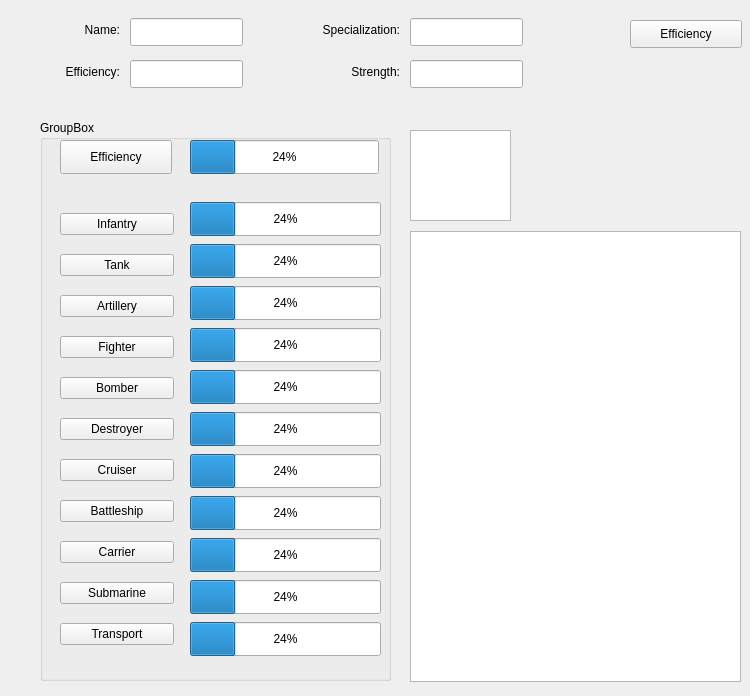
The window that GameDemonstrator/dialogs/MapCitySettingsDialog.ui (raubwuerger/StrategicGameProject) describes before a commit, drawn with Qt 5.
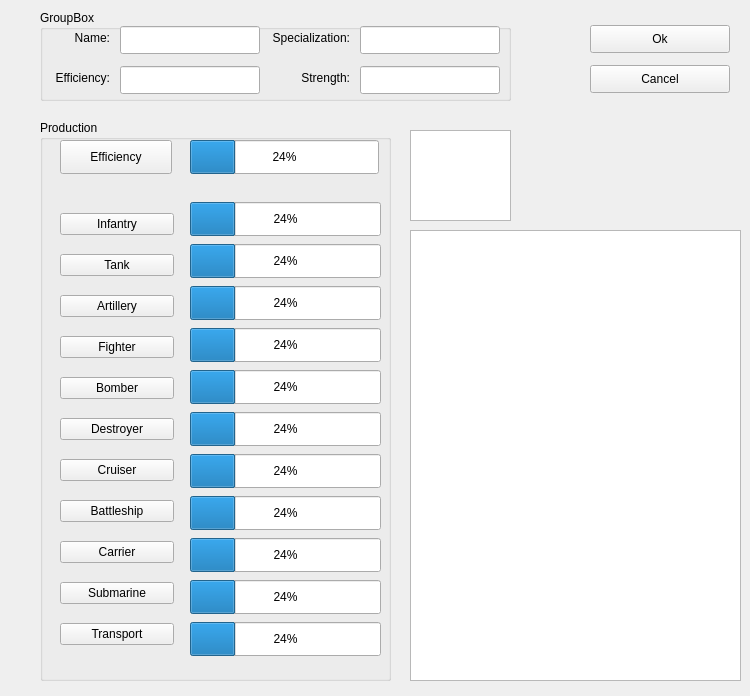
The same window after the commit.

Commit message: Items renamed.

The edit to the form file:
```diff
--- a/GameDemonstrator/dialogs/MapCitySettingsDialog.ui
+++ b/GameDemonstrator/dialogs/MapCitySettingsDialog.ui
@@ -13,110 +13,6 @@
   <property name="windowTitle">
    <string>City Settings</string>
   </property>
-  <widget class="QLabel" name="labelSpecialization">
-   <property name="geometry">
-    <rect>
-     <x>300</x>
-     <y>20</y>
-     <width>100</width>
-     <height>20</height>
-    </rect>
-   </property>
-   <property name="text">
-    <string>Specialization:</string>
-   </property>
-   <property name="alignment">
-    <set>Qt::AlignRight|Qt::AlignTrailing|Qt::AlignVCenter</set>
-   </property>
-  </widget>
-  <widget class="QLabel" name="labelStrength">
-   <property name="geometry">
-    <rect>
-     <x>300</x>
-     <y>62</y>
-     <width>100</width>
-     <height>20</height>
-    </rect>
-   </property>
-   <property name="text">
-    <string>Strength:</string>
-   </property>
-   <property name="alignment">
-    <set>Qt::AlignRight|Qt::AlignTrailing|Qt::AlignVCenter</set>
-   </property>
-  </widget>
-  <widget class="QLineEdit" name="lineEditStrength">
-   <property name="geometry">
-    <rect>
-     <x>410</x>
-     <y>60</y>
-     <width>113</width>
-     <height>28</height>
-    </rect>
-   </property>
-  </widget>
-  <widget class="QLabel" name="labelName">
-   <property name="geometry">
-    <rect>
-     <x>20</x>
-     <y>20</y>
-     <width>100</width>
-     <height>20</height>
-    </rect>
-   </property>
-   <property name="text">
-    <string>Name:</string>
-   </property>
-   <property name="alignment">
-    <set>Qt::AlignRight|Qt::AlignTrailing|Qt::AlignVCenter</set>
-   </property>
-  </widget>
-  <widget class="QLabel" name="labelEfficiency">
-   <property name="geometry">
-    <rect>
-     <x>20</x>
-     <y>62</y>
-     <width>100</width>
-     <height>20</height>
-    </rect>
-   </property>
-   <property name="text">
-    <string>Efficiency:</string>
-   </property>
-   <property name="alignment">
-    <set>Qt::AlignRight|Qt::AlignTrailing|Qt::AlignVCenter</set>
-   </property>
-  </widget>
-  <widget class="QLineEdit" name="lineEditSpecialization">
-   <property name="geometry">
-    <rect>
-     <x>410</x>
-     <y>18</y>
-     <width>113</width>
-     <height>28</height>
-    </rect>
-   </property>
-  </widget>
-  <widget class="QLineEdit" name="lineEditName">
-   <property name="geometry">
-    <rect>
-     <x>130</x>
-     <y>18</y>
-     <width>113</width>
-     <height>28</height>
-    </rect>
-   </property>
-  </widget>
-  <widget class="QLineEdit" name="lineEditEfficiency">
-   <property name="geometry">
-    <rect>
-     <x>130</x>
-     <y>60</y>
-     <width>113</width>
-     <height>28</height>
-    </rect>
-   </property>
-  </widget>
   <widget class="QGroupBox" name="groupBoxProduction">
    <property name="geometry">
     <rect>
@@ -127,7 +23,7 @@
     </rect>
    </property>
    <property name="title">
-    <string>GroupBox</string>
+    <string>Production</string>
    </property>
    <widget class="QPushButton" name="pushButtonProduceEfficiency">
     <property name="geometry">
@@ -492,7 +388,7 @@
    <property name="geometry">
     <rect>
      <x>410</x>
-     <y>231</y>
+     <y>230</y>
      <width>331</width>
      <height>451</height>
     </rect>
@@ -501,16 +397,161 @@
   <widget class="QPushButton" name="pushButtonProduceEfficiency_2">
    <property name="geometry">
     <rect>
-     <x>630</x>
-     <y>20</y>
-     <width>112</width>
+     <x>590</x>
+     <y>25</y>
+     <width>140</width>
      <height>28</height>
     </rect>
    </property>
    <property name="text">
-    <string>Efficiency</string>
+    <string>Ok</string>
    </property>
   </widget>
+  <widget class="QPushButton" name="pushButtonProduceEfficiency_3">
+   <property name="geometry">
+    <rect>
+     <x>590</x>
+     <y>65</y>
+     <width>140</width>
+     <height>28</height>
+    </rect>
+   </property>
+   <property name="text">
+    <string>Cancel</string>
+   </property>
+  </widget>
+  <widget class="QGroupBox" name="groupBoxCityInfo">
+   <property name="geometry">
+    <rect>
+     <x>40</x>
+     <y>10</y>
+     <width>471</width>
+     <height>91</height>
+    </rect>
+   </property>
+   <property name="title">
+    <string>GroupBox</string>
+   </property>
+   <widget class="QLineEdit" name="lineEditName">
+    <property name="geometry">
+     <rect>
+      <x>80</x>
+      <y>16</y>
+      <width>140</width>
+      <height>28</height>
+     </rect>
+    </property>
+   </widget>
+   <widget class="QLineEdit" name="lineEditEfficiency">
+    <property name="geometry">
+     <rect>
+      <x>80</x>
+      <y>56</y>
+      <width>140</width>
+      <height>28</height>
+     </rect>
+    </property>
+    <property name="acceptDrops">
+     <bool>true</bool>
+    </property>
+    <property name="frame">
+     <bool>true</bool>
+    </property>
+    <property name="readOnly">
+     <bool>true</bool>
+    </property>
+   </widget>
+   <widget class="QLabel" name="labelName">
+    <property name="geometry">
+     <rect>
+      <x>9</x>
+      <y>18</y>
+      <width>61</width>
+      <height>20</height>
+     </rect>
+    </property>
+    <property name="text">
+     <string>Name:</string>
+    </property>
+    <property name="alignment">
+     <set>Qt::AlignRight|Qt::AlignTrailing|Qt::AlignVCenter</set>
+    </property>
+   </widget>
+   <widget class="QLabel" name="labelEfficiency">
+    <property name="geometry">
+     <rect>
+      <x>9</x>
+      <y>58</y>
+      <width>61</width>
+      <height>20</height>
+     </rect>
+    </property>
+    <property name="text">
+     <string>Efficiency:</string>
+    </property>
+    <property name="alignment">
+     <set>Qt::AlignRight|Qt::AlignTrailing|Qt::AlignVCenter</set>
+    </property>
+   </widget>
+   <widget class="QLineEdit" name="lineEditSpecialization">
+    <property name="geometry">
+     <rect>
+      <x>320</x>
+      <y>16</y>
+      <width>140</width>
+      <height>28</height>
+     </rect>
+    </property>
+    <property name="readOnly">
+     <bool>true</bool>
+    </property>
+   </widget>
+   <widget class="QLabel" name="labelStrength">
+    <property name="geometry">
+     <rect>
+      <x>210</x>
+      <y>58</y>
+      <width>100</width>
+      <height>20</height>
+     </rect>
+    </property>
+    <property name="text">
+     <string>Strength:</string>
+    </property>
+    <property name="alignment">
+     <set>Qt::AlignRight|Qt::AlignTrailing|Qt::AlignVCenter</set>
+    </property>
+   </widget>
+   <widget class="QLabel" name="labelSpecialization">
+    <property name="geometry">
+     <rect>
+      <x>210</x>
+      <y>18</y>
+      <width>100</width>
+      <height>20</height>
+     </rect>
+    </property>
+    <property name="text">
+     <string>Specialization:</string>
+    </property>
+    <property name="alignment">
+     <set>Qt::AlignRight|Qt::AlignTrailing|Qt::AlignVCenter</set>
+    </property>
+   </widget>
+   <widget class="QLineEdit" name="lineEditStrength">
+    <property name="geometry">
+     <rect>
+      <x>320</x>
+      <y>56</y>
+      <width>140</width>
+      <height>28</height>
+     </rect>
+    </property>
+    <property name="readOnly">
+     <bool>true</bool>
+    </property>
+   </widget>
+  </widget>
  </widget>
  <resources/>
  <connections/>
```
